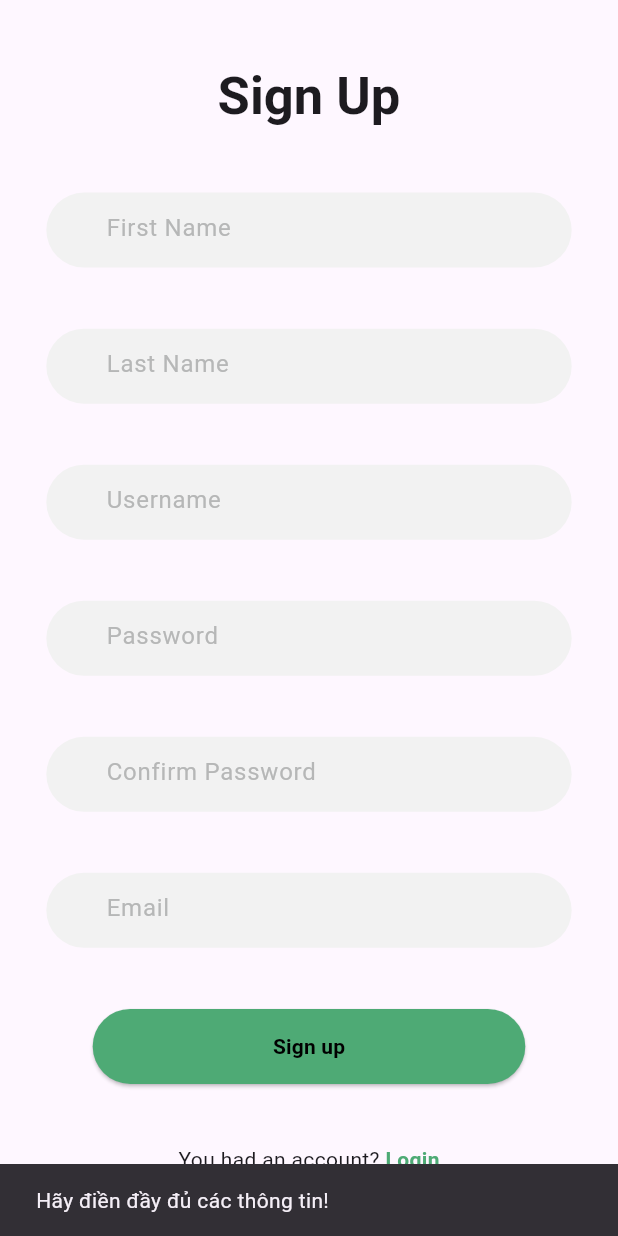
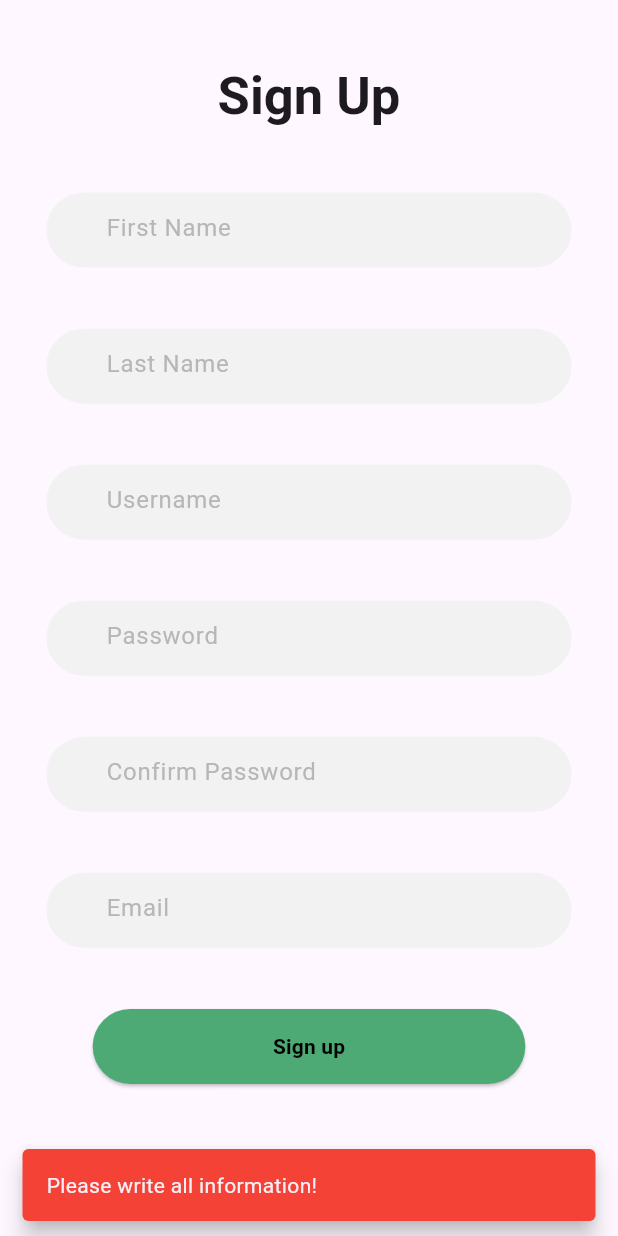
Before and after one commit to KhanhBui2004/Naitei_Flutter_2025_KhanhBH_Project1, a Flutter app: the RegisterPage screen opened by its route, after a tap on "Sign up", on a phone screen of 412 x 824 dp. Run offline on Flutter 3.47's test engine with Material 3 defaults, Android fonts, the light colour scheme and no system bars; our stand-ins replace bloc, dio, flutter_bloc, shared_preferences; accounts and stored records are empty.

Commit message:
Auth BloC

```diff
--- /dev/null
+++ b/lib/business/auth/login/login_bloc.dart
@@ -0,0 +1,41 @@
+import 'package:bloc/bloc.dart';
+import 'package:naitei_flutter_2025_khanhbh_project1/business/auth/login/login_event.dart';
+import 'package:naitei_flutter_2025_khanhbh_project1/business/auth/login/login_state.dart';
+import 'package:naitei_flutter_2025_khanhbh_project1/data/auth/login_service.dart';
+
+class AuthBloc extends Bloc<AuthEvent, AuthState> {
+  AuthBloc(this.loginService) : super(AuthInitial()) {
+    on<AuthLoginStarted>(_onLoginStarted);
+  }
+
+  final LoginService loginService;
+
+  void _onLoginStarted(AuthLoginStarted event, Emitter<AuthState> emit) async {
+    emit(AuthLoginInProgress());
+
+    if (event.username.trim().isEmpty) {
+      emit(AuthLoginFailure('Please Enter username'));
+      return;
+    }
+
+    if (event.password.trim().isEmpty) {
+      emit(AuthLoginFailure('Please Enter password'));
+      return;
+    }
+
+    try {
+      final isloggedIn = await loginService.login(
+        event.username,
+        event.password,
+      );
+
+      if (isloggedIn['code'] == 200) {
+        emit(AuthLoginSuccess(isloggedIn['message']));
+      } else {
+        emit(AuthLoginFailure(isloggedIn['message'] ?? 'Login Failed!'));
+      }
+    } catch (e) {
+      emit(AuthLoginFailure(e.toString().replaceFirst('Exception: ', '')));
+    }
+  }
+}
--- /dev/null
+++ b/lib/business/auth/login/login_event.dart
@@ -0,0 +1,8 @@
+class AuthEvent {}
+
+class AuthLoginStarted extends AuthEvent {
+  AuthLoginStarted({required this.username, required this.password});
+
+  final String username;
+  final String password;
+}
--- /dev/null
+++ b/lib/business/auth/login/login_state.dart
@@ -0,0 +1,15 @@
+sealed class AuthState {}
+
+class AuthInitial extends AuthState {}
+
+class AuthLoginInProgress extends AuthState {}
+
+class AuthLoginSuccess extends AuthState {
+  final String message;
+  AuthLoginSuccess(this.message);
+}
+
+class AuthLoginFailure extends AuthState {
+  final String message;
+  AuthLoginFailure(this.message);
+}
--- /dev/null
+++ b/lib/business/auth/register/register_bloc.dart
@@ -0,0 +1,65 @@
+import 'package:bloc/bloc.dart';
+import 'package:naitei_flutter_2025_khanhbh_project1/business/auth/register/register_event.dart';
+import 'package:naitei_flutter_2025_khanhbh_project1/business/auth/register/register_state.dart';
+import 'package:naitei_flutter_2025_khanhbh_project1/data/auth/register_service.dart';
+
+class RegisterBloc extends Bloc<RegisterEvent, RegisterState> {
+  RegisterBloc(this.registerService) : super(RegisterInitial()) {
+    on<RegisterStarted>(_onRegisterStarted);
+  }
+
+  final RegisterService registerService;
+
+  void _onRegisterStarted(
+    RegisterStarted event,
+    Emitter<RegisterState> emit,
+  ) async {
+
+    emit(RegisterInProgress());
+
+    if (event.username.isEmpty ||
+        event.password.isEmpty ||
+        event.cfpassword.isEmpty ||
+        event.firstName.isEmpty ||
+        event.lastName.isEmpty ||
+        event.email.isEmpty) {
+      emit(RegisterFailure('Please write all information!'));
+      return;
+    }
+
+    final usernameRegex = RegExp(r'^[a-zA-Z][a-zA-Z0-9]*$');
+    if (!usernameRegex.hasMatch(event.username)) {
+      emit(RegisterFailure('Username is invalid!'));
+      return;
+    }
+
+    if (event.password != event.cfpassword) {
+      emit(RegisterFailure('Confirm password is invalid!'));
+      return;
+    }
+
+    if (event.email.isEmpty ||
+        !RegExp(r'^[\w-\.]+@([\w-]+\.)+[\w-]{2,4}$').hasMatch(event.email)) {
+      emit(RegisterFailure('Email is invalid'));
+      return;
+    }
+
+    try {
+      final isRegister = await registerService.register(
+        event.firstName,
+        event.lastName,
+        event.username,
+        event.password,
+        event.email,
+      );
+
+      if (isRegister['code'] == 201) {
+        emit(RegisterSuccess(isRegister['message']));
+      } else {
+        emit(RegisterFailure(isRegister['message'] ?? 'Register Failed'));
+      }
+    } catch (e) {
+      emit(RegisterFailure(e.toString().replaceFirst('Exception: ', '')));
+    }
+  }
+}
--- /dev/null
+++ b/lib/business/auth/register/register_event.dart
@@ -0,0 +1,19 @@
+class RegisterEvent {}
+
+class RegisterStarted extends RegisterEvent {
+  RegisterStarted({
+    required this.firstName,
+    required this.lastName,
+    required this.username,
+    required this.password,
+    required this.cfpassword,
+    required this.email,
+  });
+
+  final String firstName;
+  final String lastName;
+  final String username;
+  final String password;
+  final String cfpassword;
+  final String email;
+}
--- /dev/null
+++ b/lib/business/auth/register/register_state.dart
@@ -0,0 +1,15 @@
+sealed class RegisterState {}
+
+class RegisterInitial extends RegisterState {}
+
+class RegisterInProgress extends RegisterState {}
+
+class RegisterSuccess extends RegisterState {
+  final String message;
+  RegisterSuccess(this.message);
+}
+
+class RegisterFailure extends RegisterState {
+  final String message;
+  RegisterFailure(this.message);
+}
--- a/lib/data/food/food_service.dart
+++ b/lib/data/food/food_service.dart
@@ -153,7 +153,6 @@ class FoodService {
       );
 
       final data = response.data;
-      debugPrint("get my foods: $data");
 
       final List<Food> myfoods = (data['data'] as List)
           .map((json) => Food.fromJson(json))
--- a/lib/presentation/authentication/register_page.dart
+++ b/lib/presentation/authentication/register_page.dart
@@ -1,5 +1,8 @@
 import 'package:flutter/material.dart';
-import 'package:naitei_flutter_2025_khanhbh_project1/data/auth/register_service.dart';
+import 'package:flutter_bloc/flutter_bloc.dart';
+import 'package:naitei_flutter_2025_khanhbh_project1/business/auth/register/register_bloc.dart';
+import 'package:naitei_flutter_2025_khanhbh_project1/business/auth/register/register_event.dart';
+import 'package:naitei_flutter_2025_khanhbh_project1/business/auth/register/register_state.dart';
 import 'package:naitei_flutter_2025_khanhbh_project1/presentation/widget/textInput.dart';
 import 'package:naitei_flutter_2025_khanhbh_project1/utils/constant.dart';
 import 'package:naitei_flutter_2025_khanhbh_project1/utils/helper.dart';
@@ -20,11 +23,7 @@ class _RegisterState extends State<RegisterPage> {
   final TextEditingController _cfpasswordController = TextEditingController();
   final TextEditingController _emailController = TextEditingController();
 
-  bool _isloading = false;
-
-  final _register = RegisterService();
-
-  Future<void> _handleRegister() async {
+  void _handleRegister(BuildContext context) {
     final username = _usernameController.text.trim();
     final password = _passwordController.text.trim();
     final cfpassword = _cfpasswordController.text.trim();
@@ -32,76 +31,54 @@ class _RegisterState extends State<RegisterPage> {
     final lastName = _lastNameController.text.trim();
     final email = _emailController.text.trim();
 
-    if (username.isEmpty ||
-        password.isEmpty ||
-        cfpassword.isEmpty ||
-        firstName.isEmpty ||
-        lastName.isEmpty ||
-        email.isEmpty) {
-      ScaffoldMessenger.of(context).showSnackBar(
-        const SnackBar(content: Text("Hãy điền đầy đủ các thông tin!")),
-      );
-      return;
-    }
-
-    final usernameRegex = RegExp(r'^[a-zA-Z][a-zA-Z0-9]*$');
-    if (!usernameRegex.hasMatch(username)) {
-      ScaffoldMessenger.of(context).showSnackBar(
-        const SnackBar(
-          content: Text(
-            "Username phải bắt đầu bằng chữ, không chứa khoảng trắng hoặc ký tự đặc biệt!",
-          ),
+    context.read<RegisterBloc>().add(
+      RegisterStarted(
+        firstName: firstName,
+        lastName: lastName,
+        username: username,
+        password: password,
+        cfpassword: cfpassword,
+        email: email,
       ),
     );
-      return;
-    }
-
-    if (_passwordController.text != _cfpasswordController.text) {
-      ScaffoldMessenger.of(context).showSnackBar(
-        const SnackBar(
-          content: Text("Mật khẩu và Xác nhận mật khẩu không khớp!"),
-        ),
-      );
-      return;
-    }
-
-    if (email.isEmpty ||
-        !RegExp(r'^[\w-\.]+@([\w-]+\.)+[\w-]{2,4}$').hasMatch(email)) {
-      ScaffoldMessenger.of(
-        context,
-      ).showSnackBar(const SnackBar(content: Text("Email không hợp lệ!")));
-      return;
-    }
-
-    setState(() {
-      _isloading = true;
-    });
-
-    try {
-      await _register.register(firstName, lastName, username, password, email);
-      if (!mounted) return;
-
-      ScaffoldMessenger.of(
-        context,
-      ).showSnackBar(const SnackBar(content: Text("Đăng ký thành công!")));
-
-      Navigator.pushReplacementNamed(context, AppRoutes.login);
-    } catch (e) {
-      if (!mounted) return;
-      ScaffoldMessenger.of(
-        context,
-      ).showSnackBar(SnackBar(content: Text("Đăng ký thất bại: $e")));
-    } finally {
-      setState(() {
-        _isloading = false;
-      });
-    }
   }
 
   @override
   Widget build(BuildContext context) {
     return Scaffold(
-      body: SizedBox(
+      body: BlocListener<RegisterBloc, RegisterState>(
+        listener: (BuildContext context, state) {
+          (switch (state) {
+            RegisterInitial() => Container(),
+            RegisterInProgress() => showDialog(
+              context: context,
+              barrierDismissible: false,
+              builder: (_) => const Center(child: CircularProgressIndicator()),
+            ),
+            RegisterFailure() => {
+              Navigator.pop(context),
+              ScaffoldMessenger.of(context).showSnackBar(
+                SnackBar(
+                  content: Text(state.message),
+                  backgroundColor: Colors.red,
+                  behavior: SnackBarBehavior.floating,
+                ),
+              ),
+            },
+            RegisterSuccess() => {
+              Navigator.pop(context),
+              ScaffoldMessenger.of(context).showSnackBar(
+                SnackBar(
+                  content: Text(state.message),
+                  backgroundColor: Colors.green,
+                  behavior: SnackBarBehavior.floating,
+                ),
+              ),
+              Navigator.pushReplacementNamed(context, AppRoutes.login),
+            },
+          });
+        },
+        child: SizedBox(
           height: Helper.getScreenHeight(context),
           width: Helper.getScreenWidth(context),
           child: SafeArea(
@@ -121,11 +98,20 @@ class _RegisterState extends State<RegisterPage> {
                   controller: _firstNameController,
                 ),
                 const Spacer(),
-              TextInput(hintText: 'Last Name', controller: _lastNameController),
+                TextInput(
+                  hintText: 'Last Name',
+                  controller: _lastNameController,
+                ),
                 const Spacer(),
-              TextInput(hintText: 'Username', controller: _usernameController),
+                TextInput(
+                  hintText: 'Username',
+                  controller: _usernameController,
+                ),
                 const Spacer(),
-              TextInput(hintText: 'Password', controller: _passwordController),
+                TextInput(
+                  hintText: 'Password',
+                  controller: _passwordController,
+                ),
                 const Spacer(),
                 TextInput(
                   hintText: 'Confirm Password',
@@ -138,7 +124,7 @@ class _RegisterState extends State<RegisterPage> {
                   height: 50,
                   width: MediaQuery.of(context).size.width * 0.7,
                   child: ElevatedButton(
-                  onPressed: () => _handleRegister(),
+                    onPressed: () => _handleRegister(context),
                     style: ElevatedButton.styleFrom(
                       backgroundColor: AppColors.greend,
                     ),
@@ -158,7 +144,7 @@ class _RegisterState extends State<RegisterPage> {
                     Text("You had an account? "),
                     GestureDetector(
                       onTap: () =>
-                        Navigator.of(context).pushNamed(AppRoutes.login),
+                          Navigator.of(context).pushReplacementNamed(AppRoutes.login),
                       child: Text(
                         'Login',
                         style: TextStyle(
@@ -174,6 +160,7 @@ class _RegisterState extends State<RegisterPage> {
             ),
           ),
         ),
+      ),
     );
   }
 }
--- a/lib/utils/routes/route_generator.dart
+++ b/lib/utils/routes/route_generator.dart
@@ -8,10 +8,8 @@ class RouteGenerator {
   static Route<dynamic> generateRoute(RouteSettings settings) {
     switch (settings.name) {
       case AppRoutes.login:
-        // return MaterialPageRoute(builder: (_) => const LoginPage());
         return _animatedRoute(const LoginPage());
       case AppRoutes.register:
-        // return MaterialPageRoute(builder: (_) => const RegisterPage());
         return _animatedRoute(const RegisterPage());
       case AppRoutes.home:
         return MaterialPageRoute(builder: (_) => const HomePage());
```
Also changed, not shown: lib/data/auth/login_service.dart (+9 -1 lines), lib/data/food/rating_service.dart (+0 -9 lines), lib/main.dart (+24 -48 lines), lib/presentation/authentication/login_page.dart (+53 -41 lines), lib/presentation/widget/appNavBar.dart (+2 -6 lines), pubspec.yaml (+6 -12 lines), pubspec.lock. Lines whose indentation alone changed are shown as unchanged.
